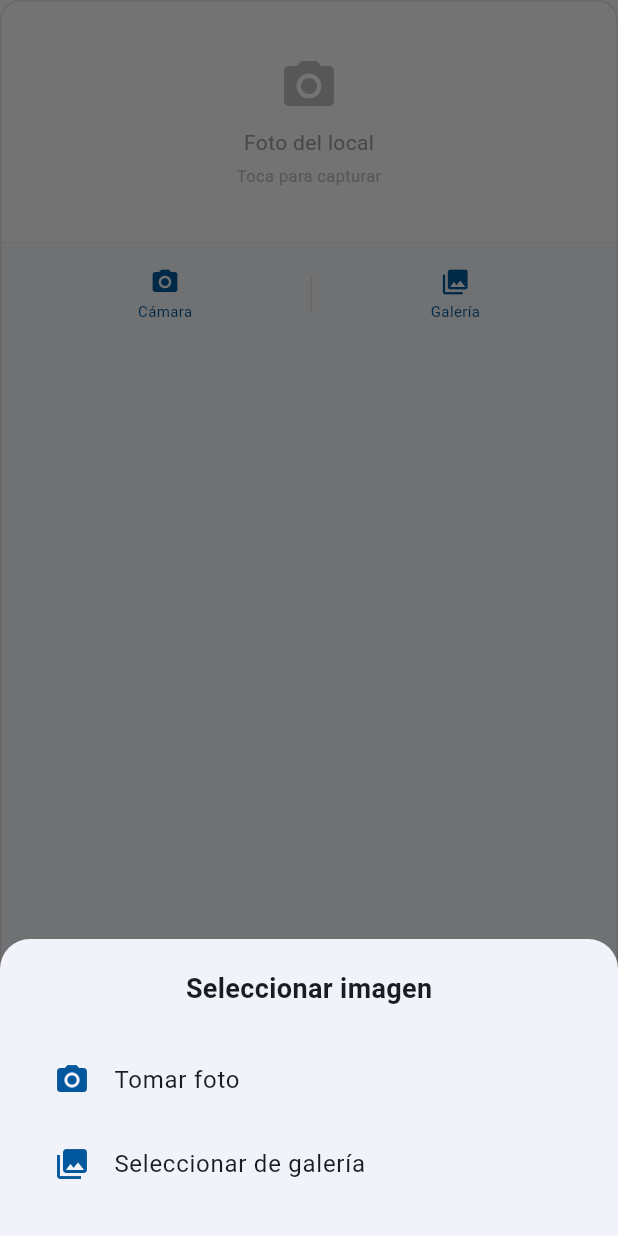
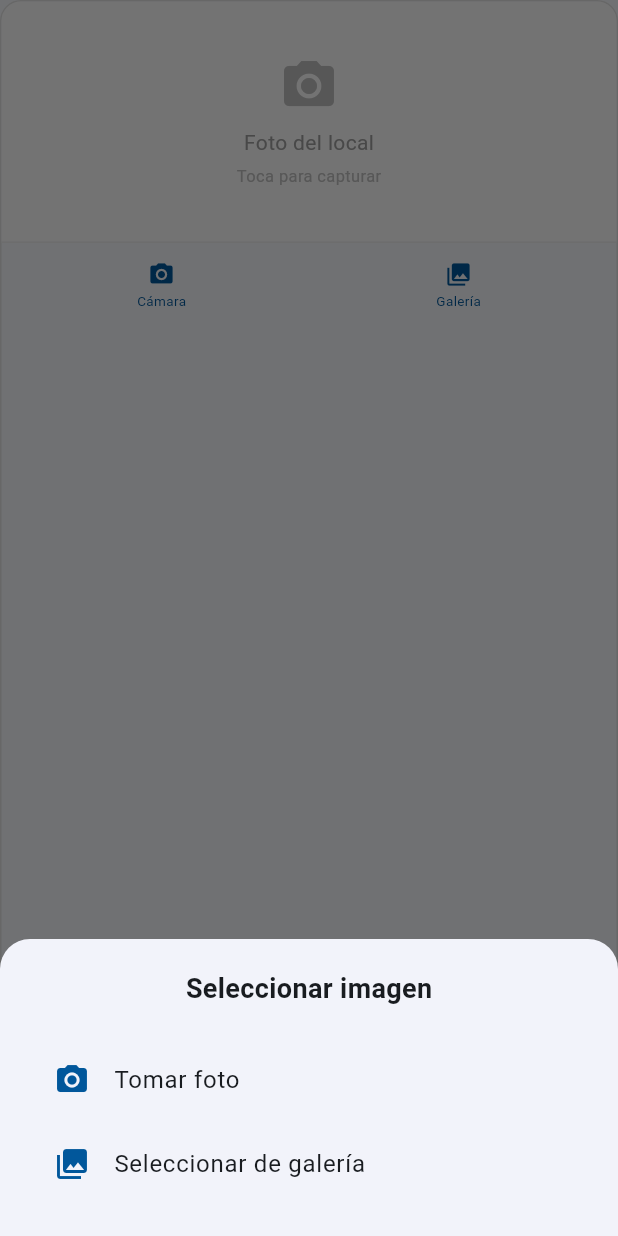
Before and after one commit to jorgeanalista2008/app_gs, a Flutter app: the PhotoCaptureWidget widget shown alone on an empty page, opened directly, after a tap on "Foto del local", on a phone screen of 412 x 824 dp. Run offline on Flutter 3.47's test engine with Material 3 defaults, Android fonts, the phone set to English and light mode, and no system bars; our stand-ins replace cached_network_image, fl_chart, geolocator, image_picker, shared_preferences; missing offline and left inert: mobile_scanner; accounts and stored records are empty; network calls fail.

Commit message:
Feat :  Buf fiixed scale picture

```diff
--- a/lib/atoms/photo_capture_widget.dart
+++ b/lib/atoms/photo_capture_widget.dart
@@ -100,11 +100,12 @@ class _PhotoCaptureWidgetState extends State<PhotoCaptureWidget> {
                 borderRadius: const BorderRadius.vertical(top: Radius.circular(13)),
               ),
               child: _photo != null
-                  ? Stack(
-                      fit: StackFit.expand,
+                  ? ClipRRect(
+                      borderRadius: const BorderRadius.vertical(top: Radius.circular(13)),
+                      child: Stack(
                         children: [
-                        ClipRRect(
-                          borderRadius: const BorderRadius.vertical(top: Radius.circular(13)),
+                          // Imagen de fondo
+                          Positioned.fill(
                             child: Image.file(
                               _photo!,
                               fit: BoxFit.cover,
@@ -126,7 +127,7 @@ class _PhotoCaptureWidgetState extends State<PhotoCaptureWidget> {
                               ),
                             ),
                           ),
-                        // Botón cambiar foto
+                          // Botón cambiar
                           Positioned(
                             bottom: 8,
                             right: 8,
@@ -150,41 +151,43 @@ class _PhotoCaptureWidgetState extends State<PhotoCaptureWidget> {
                             ),
                           ),
                         ],
+                      ),
                     )
                   : Column(
                       mainAxisAlignment: MainAxisAlignment.center,
                       children: [
                         Icon(Icons.camera_alt, size: 40, color: Colors.grey[400]),
                         const SizedBox(height: 8),
-                        Text(
-                          widget.label,
-                          style: TextStyle(color: Colors.grey[500], fontSize: 14),
-                        ),
+                        Text(widget.label, style: TextStyle(color: Colors.grey[500], fontSize: 14)),
                         const SizedBox(height: 4),
-                        Text(
-                          'Toca para capturar',
-                          style: TextStyle(color: Colors.grey[400], fontSize: 11),
-                        ),
+                        Text('Toca para capturar', style: TextStyle(color: Colors.grey[400], fontSize: 11)),
                       ],
                     ),
             ),
           ),
 
+
           // Botones de acción
           Container(
-            padding: const EdgeInsets.symmetric(horizontal: 12, vertical: 10),
+            padding: const EdgeInsets.symmetric(horizontal: 8, vertical: 8),
             decoration: BoxDecoration(
               border: Border(top: BorderSide(color: Colors.grey[200]!)),
             ),
             child: Row(
               mainAxisAlignment: MainAxisAlignment.spaceEvenly,
               children: [
-                _buildActionButton(Icons.camera_alt, 'Cámara', _tomarFoto),
-                Container(width: 1, height: 24, color: Colors.grey[300]),
-                _buildActionButton(Icons.photo_library, 'Galería', _seleccionarDeGaleria),
+                Flexible(
+                  child: _buildActionButton(Icons.camera_alt, 'Cámara', _tomarFoto),
+                ),
+                const SizedBox(width: 2),
+                Flexible(
+                  child: _buildActionButton(Icons.photo_library, 'Galería', _seleccionarDeGaleria),
+                ),
                 if (_photo != null) ...[
-                  Container(width: 1, height: 24, color: Colors.grey[300]),
-                  _buildActionButton(Icons.delete, 'Eliminar', _eliminarFoto, color: Colors.red),
+                  const SizedBox(width: 2),
+                  Flexible(
+                    child: _buildActionButton(Icons.delete, 'Eliminar', _eliminarFoto, color: Colors.red),
+                  ),
                 ],
               ],
             ),
@@ -199,15 +202,18 @@ class _PhotoCaptureWidgetState extends State<PhotoCaptureWidget> {
       onTap: onTap,
       borderRadius: BorderRadius.circular(8),
       child: Padding(
-        padding: const EdgeInsets.symmetric(horizontal: 12, vertical: 6),
+        padding: const EdgeInsets.symmetric(horizontal: 4, vertical: 4),
         child: Column(
           mainAxisSize: MainAxisSize.min,
           children: [
-            Icon(icon, size: 20, color: color ?? AppColors.primaryColor),
+            Icon(icon, size: 18, color: color ?? AppColors.primaryColor),
             const SizedBox(height: 2),
-            Text(
+            FittedBox(
+              fit: BoxFit.scaleDown,
+              child: Text(
                 label,
-              style: TextStyle(fontSize: 10, color: color ?? AppColors.primaryColor),
+                style: TextStyle(fontSize: 9, color: color ?? AppColors.primaryColor),
+              ),
             ),
           ],
         ),
```
Also changed, not shown: lib/pages/encuesta_page.dart (+43 -21 lines), lib/repositories/encuesta_repository.dart (+96 -0 lines). Lines whose indentation alone changed are shown as unchanged.
